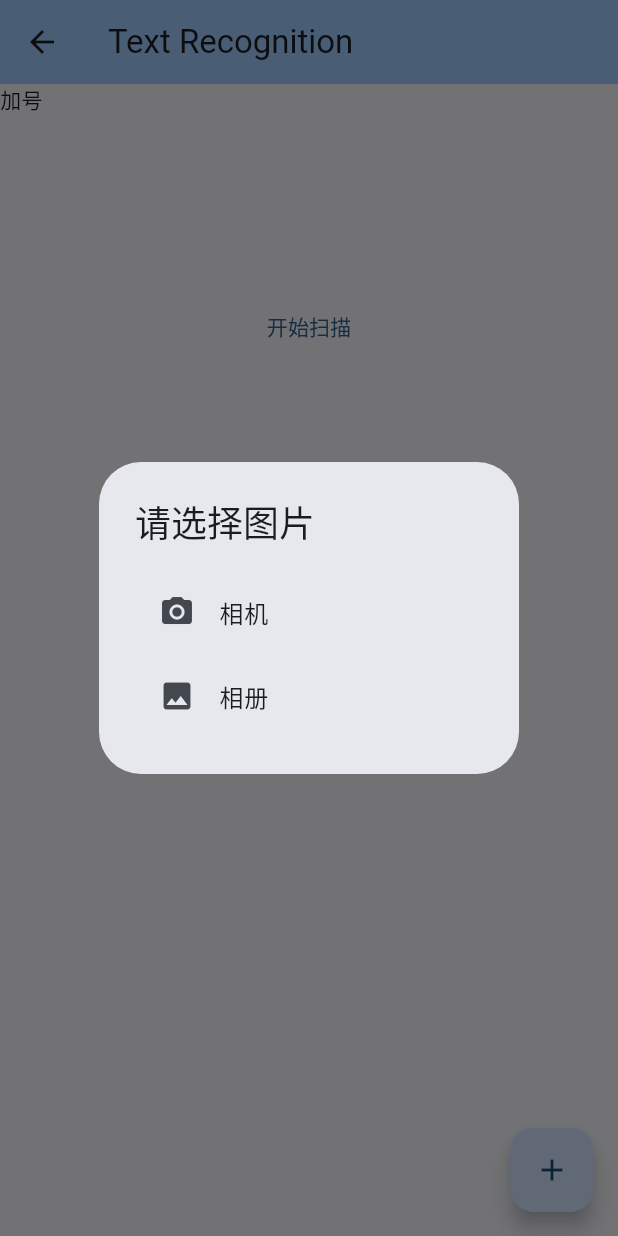
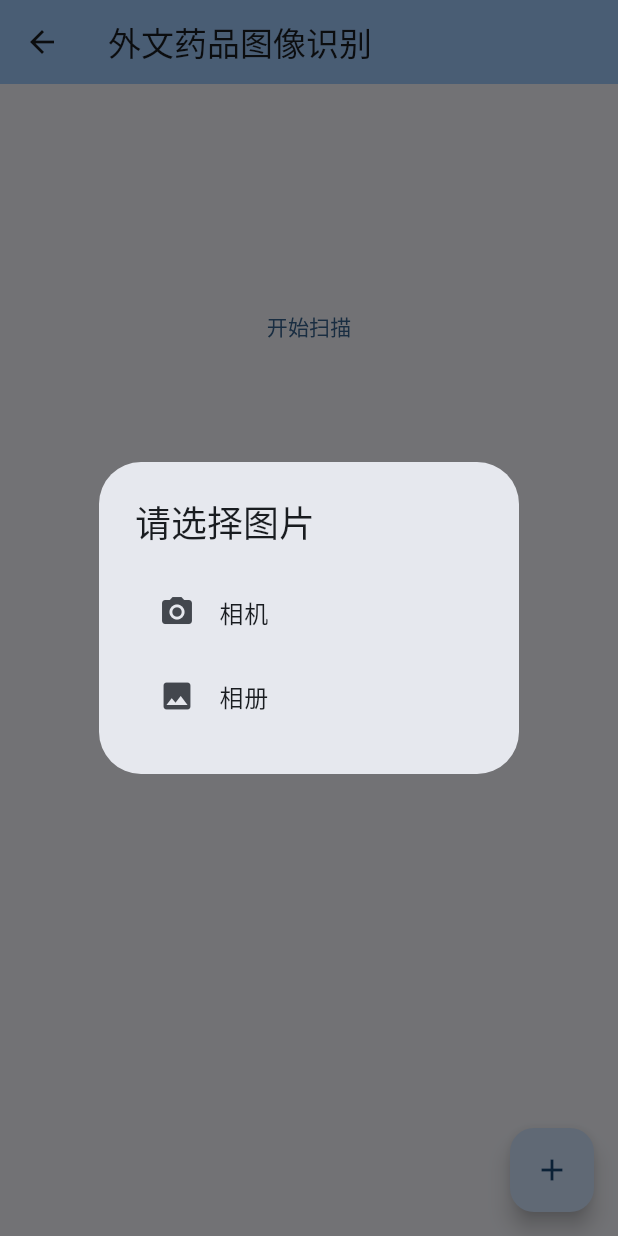
Before and after one commit to nsry123/MedBox, a Flutter app: the OcrPage screen opened directly, after a tap on the "add" icon, on a phone screen of 412 x 824 dp. Run offline on Flutter 3.47's test engine with Material 3 defaults, Android fonts, the phone set to English and light mode, and no system bars; our stand-ins replace device_info_plus, drift, event_bus, flutter_local_notifications, flutter_native_timezone, flutter_spinkit and 4 more; missing offline and left inert: cron, dart_openai, google_mlkit_text_recognition; accounts and stored records are empty; generated files the repository leaves out were written again.

Commit message:
Minor fixes of problems with the application

```diff
--- a/lib/daily_detail_page.dart
+++ b/lib/daily_detail_page.dart
@@ -146,6 +146,7 @@ class _DailyDetailPageState extends State<DailyDetailPage> {
                                         medList: results[0],
                                         whetherTaken: results[1],
                                         isViewOnly: true,
+                                        payloadFromNotification: "none",
                                       )
                                   )
                               );
--- a/lib/db/db_manager.dart
+++ b/lib/db/db_manager.dart
@@ -68,6 +68,7 @@ class DBManager extends _$DBManager {
           // we added the dueDate property in the change from version 3 to
           // version 4
           await m.addColumn(medicines,medicines.whetherTakenList);
+          await m.createTable(dailyLogs);
         }
       },
     );
--- a/lib/main.dart
+++ b/lib/main.dart
@@ -447,12 +447,6 @@ class _MyHomePageState extends State<MyHomePage> {
         appBar: AppBar(
             backgroundColor: Theme.of(context).colorScheme.inversePrimary,
             title: Text(titles[_bnvPos]),
-            actions: [
-              IconButton(onPressed: () async{
-                // await zonedScheduleNotification("123", "456", "789", 5);
-
-              }, icon: Icon(Icons.add))
-            ],
         ),
         body: getPages()[_bnvPos],
         bottomNavigationBar: BottomNavigationBar(
--- a/lib/medicine_intake_page.dart
+++ b/lib/medicine_intake_page.dart
@@ -150,7 +150,9 @@ class _MedicineIntakePageState extends State<MedicineIntakePage> {
                   for(int i=0;i<_checkedMedicine.length;i++){
                     if(_checkedMedicine[i]){
                       _medicine = widget.medList![i];
-                      _medicine.whetherTakenList[_medicine.timesList.indexOf(widget.time)] = tz.TZDateTime.now(tz.local).hour.toString()+":"+tz.TZDateTime.now(tz.local).minute.toString();
+                      String hh = tz.TZDateTime.now(tz.local).hour<10 ? "0"+tz.TZDateTime.now(tz.local).hour.toString() : tz.TZDateTime.now(tz.local).hour.toString();
+                      String mm = tz.TZDateTime.now(tz.local).minute<10 ? "0"+tz.TZDateTime.now(tz.local).minute.toString() : tz.TZDateTime.now(tz.local).minute.toString();
+                      _medicine.whetherTakenList[_medicine.timesList.indexOf(widget.time)] = hh+":"+mm;
                       print(_medicine.name);
                       print(_medicine.whetherTakenList);
                       print(_medicine.timesList);
--- a/lib/ocr_page.dart
+++ b/lib/ocr_page.dart
@@ -173,7 +173,7 @@ class _OcrState extends State<OcrPage> {
           } else {
             // print(index);
             return GestureDetector(
-              child: Text("加号"),
+              child: Text(""),
               onTap: () {
                 showDialog(
                     context: context,
@@ -210,7 +210,7 @@ class _OcrState extends State<OcrPage> {
   Widget build(BuildContext context) {
     return Scaffold(
         appBar: AppBar(
-          title: const Text('Text Recognition'),
+          title: const Text('外文药品图像识别'),
           backgroundColor: Theme.of(context).colorScheme.inversePrimary,
         ),
         floatingActionButton: FloatingActionButton(
@@ -242,6 +242,10 @@ class _OcrState extends State<OcrPage> {
                   TextButton(
                       onPressed: () async{
                         if(_imagePaths.length==0){
+
+                          ScaffoldMessenger.of(context).showSnackBar(const SnackBar(
+                            content: Text("未上传图片！"),
+                          ));
                           return;
                         }
                         setState(() {
--- a/lib/todo_page.dart
+++ b/lib/todo_page.dart
@@ -230,8 +230,10 @@ class _TodoPageState extends State<TodoPage> {
                     else if (scheduledDate.isBefore(now)) {
                       // print("before");
                       _content+=", 已过期";
+                      setNotification(_idString!, _eachTime,_eachTime+"服药提醒","您计划了"+_eachTime+"的服药，请点击查看",index);
+                    }else{
+                      setNotification(_idString!, _eachTime,_eachTime+"服药提醒","您计划了"+_eachTime+"的服药，请点击查看",index);
                     }
-                    setNotification(_idString!, _eachTime,_eachTime+"服药提醒","您计划了"+_eachTime+"的服药，请点击查看",index);
                     // String time = _timesList[index];
                     return Card(
                         shape: RoundedRectangleBorder(
```
